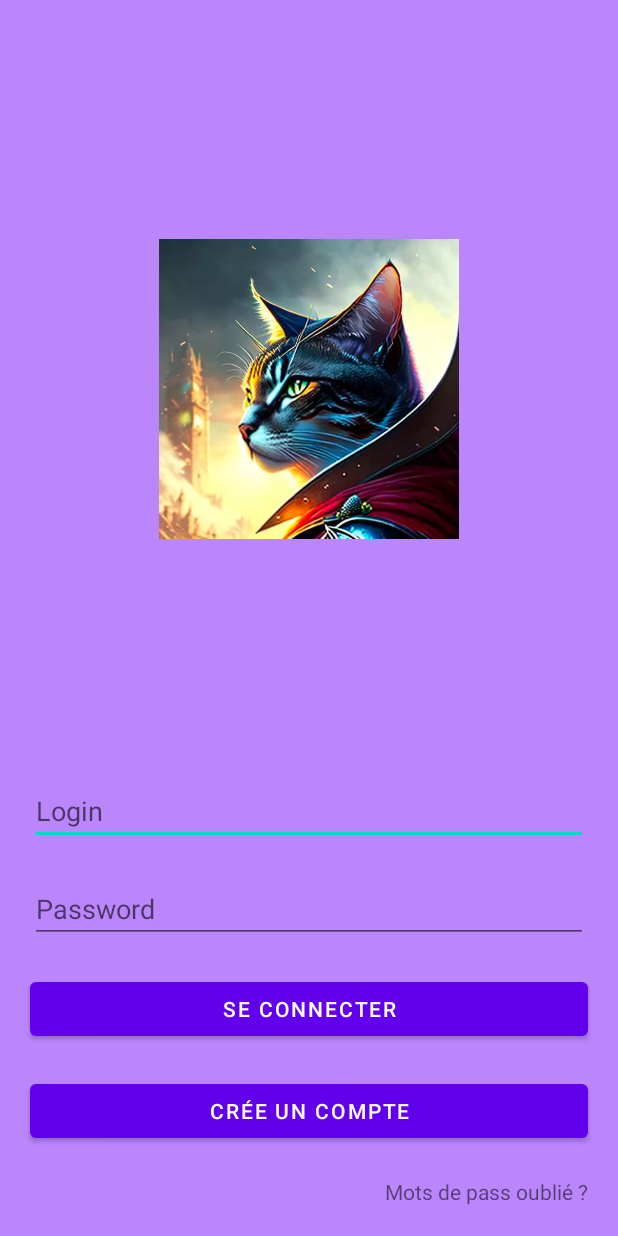
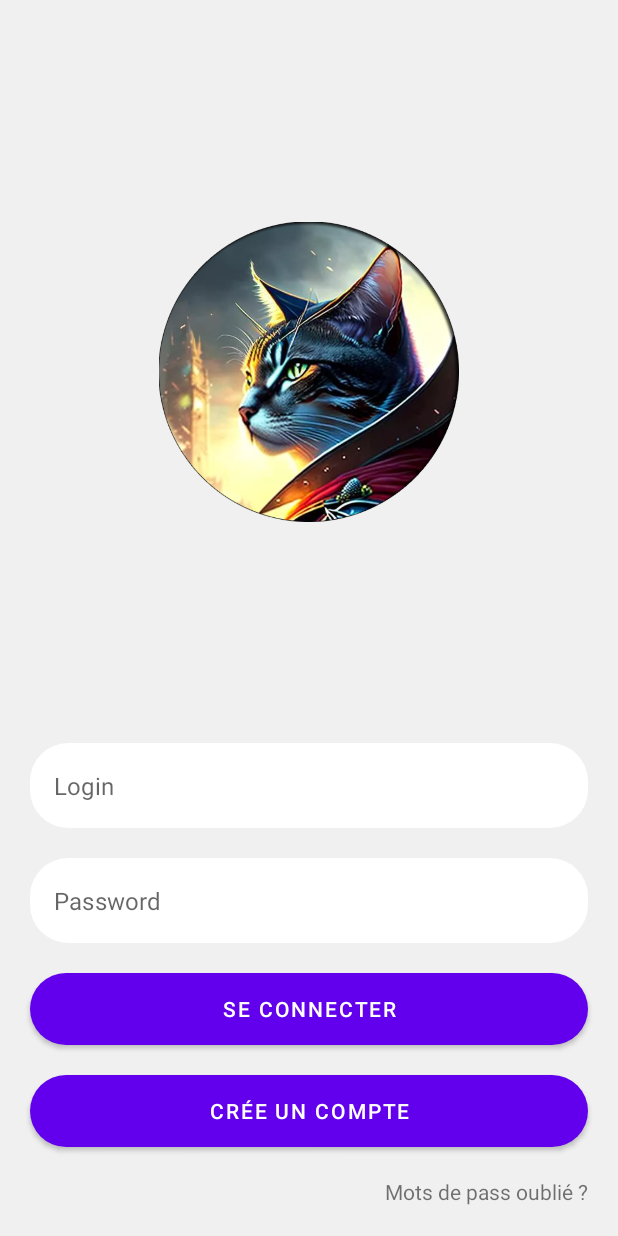
Before and after one commit to TFF-TLM/Project-AND, an Android app: the layout fragment_login.xml on its own in the app's theme, with its tools: preview values and no code run, on a phone screen of 412 x 824 dp. Run offline under Robolectric (Android 15) with nearby library versions, the phone set to English and light mode, and no system bars.

Commit message:
* Modification du logo * Arrondi des bouton et champ * Retrait du background violet

```diff
--- a/app/src/main/java/be/technifuture/tff/ConnectActivity.kt
+++ b/app/src/main/java/be/technifuture/tff/ConnectActivity.kt
@@ -2,7 +2,7 @@ package be.technifuture.tff
 
 import androidx.appcompat.app.AppCompatActivity
 import android.os.Bundle
-import be.technifutur.tlm.tff.databinding.ActivityConnectBinding
+import be.technifuture.tff.databinding.ActivityConnectBinding
 
 class ConnectActivity : AppCompatActivity() {
 
--- a/app/src/main/java/be/technifuture/tff/fragment/LoginFragment.kt
+++ b/app/src/main/java/be/technifuture/tff/fragment/LoginFragment.kt
@@ -5,7 +5,7 @@ import android.view.LayoutInflater
 import android.view.View
 import android.view.ViewGroup
 import androidx.fragment.app.Fragment
-import be.technifutur.tlm.tff.databinding.FragmentLoginBinding
+import be.technifuture.tff.databinding.FragmentLoginBinding
 
 class LoginFragment : Fragment() {
 
--- /dev/null
+++ b/app/src/main/res/drawable/input_rounded_background.xml
@@ -0,0 +1,12 @@
+<?xml version="1.0" encoding="utf-8"?>
+<shape xmlns:android="http://schemas.android.com/apk/res/android"
+android:shape="rectangle"
+android:padding="10dp">
+
+<solid android:color="@color/white" />
+<corners
+    android:bottomRightRadius="@dimen/input_corner_radius"
+    android:bottomLeftRadius="@dimen/input_corner_radius"
+    android:topLeftRadius="@dimen/input_corner_radius"
+    android:topRightRadius="@dimen/input_corner_radius" />
+</shape>
--- a/app/src/main/res/layout/fragment_login.xml
+++ b/app/src/main/res/layout/fragment_login.xml
@@ -5,7 +5,7 @@
     android:layout_height="match_parent"
     xmlns:app="http://schemas.android.com/apk/res-auto"
     tools:context=".fragment.LoginFragment"
-    android:background="@color/purple_200">
+    android:background="@color/grey">
 
 <ImageView
     android:layout_width="200dp"
@@ -13,25 +13,44 @@
     app:layout_constraintStart_toStartOf="parent"
     app:layout_constraintEnd_toEndOf="parent"
     app:layout_constraintTop_toTopOf="parent"
-    app:layout_constraintBottom_toTopOf="@id/editTextLogin"
+    app:layout_constraintBottom_toTopOf="@id/editTextLayoutLogin"
     android:src="@drawable/logo"
     />
 
-    <EditText
-        android:id="@+id/editTextLogin"
-        android:layout_margin="20dp"
+    <com.google.android.material.textfield.TextInputLayout
+        android:id="@+id/editTextLayoutLogin"
         android:layout_width="match_parent"
         android:layout_height="wrap_content"
-        app:layout_constraintBottom_toTopOf="@+id/editTextPassword"
-        android:hint="@string/login"/>
+        android:layout_margin="20dp"
+        style="@style/Widget.MaterialComponents.TextInputLayout.OutlinedBox"
+        android:background="@drawable/input_rounded_background"
+        app:hintEnabled="false"
+        app:layout_constraintBottom_toTopOf="@+id/editTextLayoutPassword">
+        <com.google.android.material.textfield.TextInputEditText
+            android:id="@+id/editTextLogin"
+            android:layout_width="match_parent"
+            android:layout_height="wrap_content"
+            android:hint="@string/login"
+            android:background="@android:color/transparent"/>
+    </com.google.android.material.textfield.TextInputLayout>
 
-    <EditText
-        android:id="@+id/editTextPassword"
-        android:layout_margin="20dp"
+    <com.google.android.material.textfield.TextInputLayout
+        android:id="@+id/editTextLayoutPassword"
         android:layout_width="match_parent"
         android:layout_height="wrap_content"
-        app:layout_constraintBottom_toTopOf="@+id/buttonLogin"
-        android:hint="@string/password" />
+        android:layout_margin="20dp"
+        style="@style/Widget.MaterialComponents.TextInputLayout.OutlinedBox"
+        android:background="@drawable/input_rounded_background"
+        app:hintEnabled="false"
+        app:layout_constraintBottom_toTopOf="@+id/buttonLogin">
+        <com.google.android.material.textfield.TextInputEditText
+            android:id="@+id/editTextPassword"
+            android:layout_width="match_parent"
+            android:layout_height="wrap_content"
+            android:hint="@string/password"
+            android:background="@android:color/transparent"/>
+    </com.google.android.material.textfield.TextInputLayout>
+
 
     <Button
         android:id="@+id/buttonLogin"
@@ -39,6 +58,7 @@
         android:layout_width="match_parent"
         android:layout_height="wrap_content"
         android:text="@string/connect"
+        android:background="@drawable/input_rounded_background"
         app:layout_constraintBottom_toTopOf="@+id/buttonCreateUser"
         />
 
@@ -48,6 +68,7 @@
         android:layout_width="match_parent"
         android:layout_height="wrap_content"
         android:text="@string/signUp"
+        android:background="@drawable/input_rounded_background"
         app:layout_constraintBottom_toTopOf="@+id/labelRetrievePassword"
         />
 
--- a/app/src/main/res/values/colors.xml
+++ b/app/src/main/res/values/colors.xml
@@ -7,4 +7,5 @@
     <color name="teal_700">#FF018786</color>
     <color name="black">#FF000000</color>
     <color name="white">#FFFFFFFF</color>
+    <color name="grey">#F0F0F0</color>
 </resources>
--- /dev/null
+++ b/app/src/main/res/values/dimens.xml
@@ -0,0 +1,4 @@
+<?xml version="1.0" encoding="utf-8"?>
+<resources>
+    <dimen name="input_corner_radius">25dp</dimen>
+</resources>
```
Also changed, not shown: app/src/main/res/drawable/logo.png, 1 other file.
